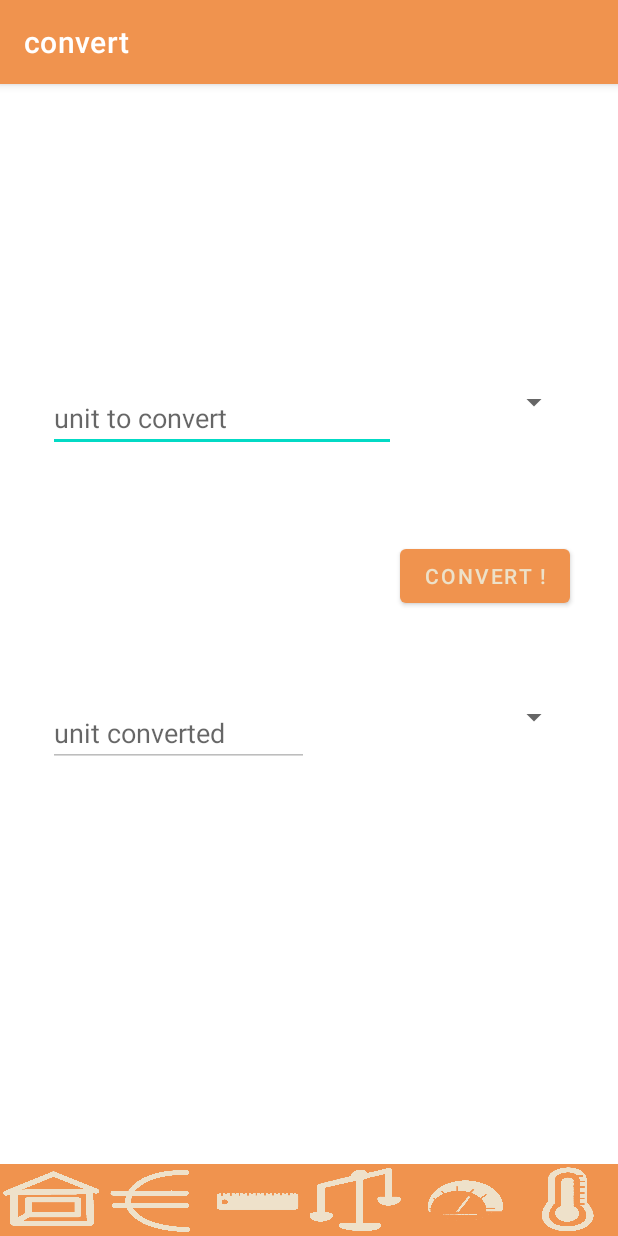
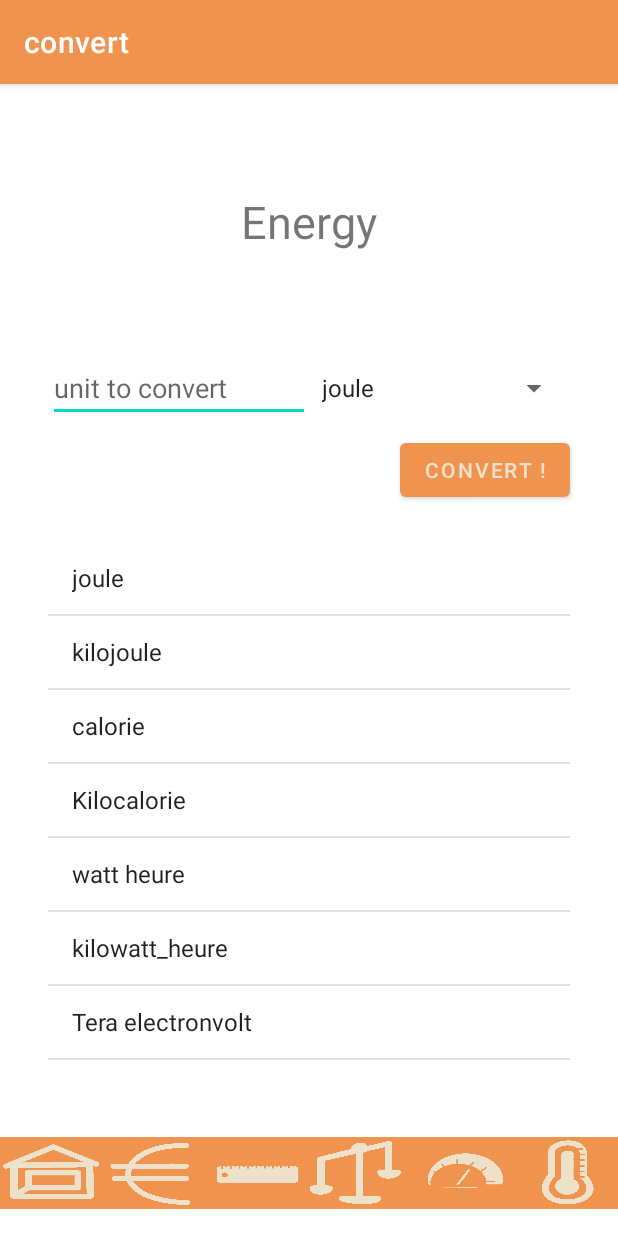
Before and after one commit to joebartym/converteur_prjct, an Android app: the Energy screen opened directly, with no data from a screen before it, on a phone screen of 412 x 824 dp. Run offline under Robolectric (Android 15) with nearby library versions, the phone set to English and light mode, and no system bars.

Commit message:
Add files via upload

```diff
--- a/convert/app/src/main/java/com/example/convert/convert_activities/Angle.java
+++ b/convert/app/src/main/java/com/example/convert/convert_activities/Angle.java
@@ -12,6 +12,7 @@ import android.widget.Button;
 import android.widget.EditText;
 import android.widget.ListView;
 import android.widget.Spinner;
+import android.widget.Toast;
 
 import com.example.convert.R;
 
@@ -40,6 +41,7 @@ public class Angle extends AppCompatActivity implements AdapterView.OnItemSelect
         ArrayAdapter<CharSequence> adapter = ArrayAdapter.createFromResource(this,R.array.angle_spinner, android.R.layout.simple_spinner_item);
         adapter.setDropDownViewResource(android.R.layout.simple_spinner_dropdown_item);
         angle_spn.setAdapter(adapter);
+        angle_spn.setOnItemSelectedListener(this);
         spinner_values = angular_mil;
 
 // BUTTON
@@ -138,7 +140,6 @@ public class Angle extends AppCompatActivity implements AdapterView.OnItemSelect
     @Override
     public void onItemSelected(AdapterView<?> parent, View view, int position, long id) {
         spinner_values = parent.getItemAtPosition(position).toString();
-        ;
     }
 
     @Override
--- a/convert/app/src/main/java/com/example/convert/convert_activities/Energy.java
+++ b/convert/app/src/main/java/com/example/convert/convert_activities/Energy.java
@@ -4,17 +4,105 @@ import androidx.appcompat.app.AppCompatActivity;
 
 import android.content.Intent;
 import android.os.Bundle;
+import android.view.View;
+import android.widget.AdapterView;
+import android.widget.ArrayAdapter;
 import android.widget.Button;
+import android.widget.EditText;
+import android.widget.ListView;
+import android.widget.Spinner;
 
-import com.example.convert.MainActivity;
 import com.example.convert.R;
 
-public class Energy extends AppCompatActivity {
-
+public class Energy extends AppCompatActivity implements AdapterView.OnItemSelectedListener{
+    String spinner_values;
     @Override
     protected void onCreate(Bundle savedInstanceState) {
         super.onCreate(savedInstanceState);
         setContentView(R.layout.activity_energy);
+        Z_elem_list_creator elem = new Z_elem_list_creator();
+
+        final ArrayAdapter<String> main_menu_list = new ArrayAdapter<>(this, android.R.layout.simple_list_item_1, android.R.id.text1);
+        String joule = getString(R.string.joule);
+        String kilojoule = getString(R.string.kilojoule);
+        String calorie = getString(R.string.calorie);
+        String kilocalorie = getString(R.string.Kilocalorie);
+        String watt_heure = getString(R.string.watt_heure);
+        String kilowatt_heure = getString(R.string.kilowatt_heure);
+        String electronvolt = getString(R.string.electronvolt);
+
+        main_menu_list.addAll(joule,kilojoule,calorie,kilocalorie,watt_heure,kilowatt_heure,electronvolt);
+        ListView listView = findViewById(R.id.list_angle);
+        listView.setAdapter(main_menu_list);
+
+
+
+        // SPINNER
+        Spinner ener_spn = findViewById(R.id.ener_unit_1);
+        ArrayAdapter<CharSequence> adapter = ArrayAdapter.createFromResource(this,R.array.ener_spinner, android.R.layout.simple_spinner_item);
+        adapter.setDropDownViewResource(android.R.layout.simple_spinner_dropdown_item);
+        ener_spn.setAdapter(adapter);
+        ener_spn.setOnItemSelectedListener(this);
+        spinner_values = joule;
+
+// BUTTON
+
+        EditText nb_to_convert = findViewById(R.id.ener_input);
+
+        Button convert_btn = findViewById(R.id.conv_ener_btn);
+        convert_btn.setOnClickListener((v) -> {
+            Double my_unit = 0.0;
+            String tmp_kilojoule,tmp_joule,tmp_electronvolt,tmp_calorie,tmp_kilocalorie,tmp_kilowatt_heure,tmp_watt_heure; Double tmp_nb;
+            try {
+                tmp_nb = Double.parseDouble(nb_to_convert.getText().toString());
+            }catch (Exception e){
+                tmp_nb = 0.0;
+            }
+
+
+            // first step, all convert to one unit : the joule
+            if (spinner_values.equals(getString(R.string.kilojoule))){
+                my_unit = tmp_nb * 1000;
+            }else if (spinner_values.equals( getString(R.string.calorie))){
+                my_unit = tmp_nb * 4.184;
+            }else if (spinner_values.equals( getString(R.string.Kilocalorie))){
+                my_unit = tmp_nb  * 4184;
+            }else if (spinner_values.equals(getString(R.string.kilowatt_heure))){
+                my_unit = tmp_nb * 3600 * 1000;
+            }else if (spinner_values.equals(getString(R.string.watt_heure))){
+                my_unit = tmp_nb * 3600;
+            }else if (spinner_values.equals(getString(R.string.electronvolt))){
+                my_unit = tmp_nb /( 1000000 *6.2415) ;
+            }else if (spinner_values.equals(getString(R.string.joule))){
+                my_unit = tmp_nb;
+            }
+
+
+
+            //second step : translation of all unit create all element
+            tmp_kilojoule = elem.getElem(my_unit /1000,getString(R.string.kilojoule),getString(R.string.smb_kilojoule));
+            tmp_joule = elem.getElem(my_unit* 1,getString(R.string.joule),getString(R.string.smb_joule));
+            tmp_calorie = elem.getElem(my_unit /4.814,getString(R.string.calorie),getString(R.string.smb_calorie));
+            tmp_kilocalorie = elem.getElem(my_unit / 4814,getString(R.string.Kilocalorie),getString(R.string.smb_Kilocalorie));
+            tmp_electronvolt= elem.getElem(my_unit * (6.2415063094* 1000000),getString(R.string.electronvolt),getString(R.string.smb_electronvolt));
+            tmp_watt_heure = elem.getElem(my_unit / 3600,getString(R.string.watt_heure),getString(R.string.smb_watt_heure));
+            tmp_kilowatt_heure = elem.getElem(my_unit / (3600 * 1000),getString(R.string.kilowatt_heure),getString(R.string.smb_kilowatt_heure));
+
+            //reset view with new elem
+
+            main_menu_list.clear();
+            main_menu_list.addAll(tmp_joule,tmp_kilojoule,tmp_calorie,tmp_kilocalorie,tmp_watt_heure,tmp_kilowatt_heure,tmp_electronvolt);
+            listView.setAdapter(main_menu_list);
+        });
+
+
+
+
+
+
+
+
+
 
 
         // ALL BOTTOM BUTTON LINK
@@ -63,4 +151,16 @@ public class Energy extends AppCompatActivity {
             startActivity(intent);
         });
     }
+
+
+
+    @Override
+    public void onItemSelected(AdapterView<?> parent, View view, int position, long id) {
+        spinner_values = parent.getItemAtPosition(position).toString();
+    }
+
+    @Override
+    public void onNothingSelected(AdapterView<?> parent) {
+
+    }
 }
--- a/convert/app/src/main/res/layout/activity_energy.xml
+++ b/convert/app/src/main/res/layout/activity_energy.xml
@@ -6,16 +6,27 @@
     android:layout_height="match_parent"
     tools:context=".convert_activities.Energy">
 
+    <Button
+        android:id="@+id/conv_ener_btn"
+        android:layout_width="wrap_content"
+        android:layout_height="wrap_content"
+        android:layout_marginTop="8dp"
+        android:text="@string/convert_btn"
+        app:layout_constraintEnd_toEndOf="@+id/layout_u1"
+        app:layout_constraintTop_toBottomOf="@+id/layout_u1" />
+
     <LinearLayout
         android:id="@+id/bottom_button"
         android:layout_width="wrap_content"
         android:layout_height="wrap_content"
+        android:layout_marginTop="378dp"
         android:background="@color/orange_1"
         android:orientation="horizontal"
         android:visibility="visible"
         app:layout_constraintBottom_toBottomOf="parent"
         app:layout_constraintEnd_toEndOf="parent"
-        app:layout_constraintStart_toStartOf="parent">
+        app:layout_constraintStart_toStartOf="parent"
+        app:layout_constraintTop_toTopOf="@+id/list_angle">
 
         <Button
             android:id="@+id/home_btn"
@@ -79,7 +90,7 @@
         android:layout_height="wrap_content"
         android:layout_marginStart="32dp"
         android:layout_marginLeft="32dp"
-        android:layout_marginTop="200dp"
+        android:layout_marginTop="180dp"
         android:layout_marginEnd="32dp"
         android:layout_marginRight="32dp"
         android:orientation="horizontal"
@@ -88,68 +99,46 @@
         app:layout_constraintTop_toTopOf="parent">
 
         <EditText
-            android:id="@+id/angle_input"
-            android:layout_width="match_parent"
+            android:id="@+id/ener_input"
+            android:layout_width="262dp"
             android:layout_height="wrap_content"
             android:layout_weight="1"
             android:autofillHints=""
             android:ems="10"
             android:enabled="true"
             android:hint="@string/unit_1"
-            android:inputType="numberSigned" />
+            android:inputType="numberDecimal" />
 
         <Spinner
             android:id="@+id/ener_unit_1"
             android:layout_width="match_parent"
-            android:layout_height="wrap_content"
+            android:layout_height="match_parent"
             android:layout_weight="2" />
-
     </LinearLayout>
 
-    <LinearLayout
-        android:id="@+id/layout_u2"
+    <TextView
+        android:id="@+id/textview_ener"
+        android:layout_width="wrap_content"
+        android:layout_height="wrap_content"
+        android:layout_marginTop="71dp"
+        android:text="@string/energy"
+        android:textSize="30sp"
+        app:layout_constraintEnd_toEndOf="parent"
+        app:layout_constraintStart_toStartOf="parent"
+        app:layout_constraintTop_toTopOf="parent" />
+
+    <ListView
+        android:id="@+id/list_angle"
         android:layout_width="0dp"
-        android:layout_height="wrap_content"
+        android:layout_height="0dp"
         android:layout_marginStart="32dp"
         android:layout_marginLeft="32dp"
-        android:layout_marginTop="150dp"
+        android:layout_marginTop="80dp"
         android:layout_marginEnd="32dp"
         android:layout_marginRight="32dp"
-        android:layout_marginBottom="250dp"
-        android:layout_weight="1"
-        android:orientation="horizontal"
-        app:layout_constraintBottom_toTopOf="@+id/bottom_button"
+        android:layout_marginBottom="80dp"
+        app:layout_constraintBottom_toBottomOf="parent"
         app:layout_constraintEnd_toEndOf="parent"
         app:layout_constraintStart_toStartOf="parent"
-        app:layout_constraintTop_toBottomOf="@+id/layout_u1">
-
-        <EditText
-            android:id="@+id/text_unit_2"
-            android:layout_width="match_parent"
-            android:layout_height="wrap_content"
-            android:layout_weight="1"
-            android:ems="10"
-            android:enabled="false"
-            android:hint="@string/unit_2"
-            android:importantForAutofill="no"
-            android:inputType="numberSigned" />
-
-        <Spinner
-            android:id="@+id/ener_unit_2"
-            android:layout_width="match_parent"
-            android:layout_height="wrap_content"
-            android:layout_weight="1" />
-
-    </LinearLayout>
-
-    <Button
-        android:id="@+id/conv_e_btn"
-        android:layout_width="wrap_content"
-        android:layout_height="wrap_content"
-        android:layout_marginTop="8dp"
-        android:layout_marginBottom="8dp"
-        android:text="@string/convert_btn"
-        app:layout_constraintBottom_toTopOf="@+id/layout_u2"
-        app:layout_constraintEnd_toEndOf="@+id/layout_u1"
         app:layout_constraintTop_toBottomOf="@+id/layout_u1" />
 </androidx.constraintlayout.widget.ConstraintLayout>
--- a/convert/app/src/main/res/values/strings.xml
+++ b/convert/app/src/main/res/values/strings.xml
@@ -47,4 +47,115 @@
         <item>gradian</item>
     </string-array>
 
+
+    /*energy*/
+
+    <string name="joule">joule</string>
+    <string name="kilojoule">kilojoule</string>
+    <string name="calorie">calorie</string>
+    <string name="Kilocalorie">Kilocalorie</string>
+    <string name="watt_heure">watt heure</string>
+    <string name="kilowatt_heure">kilowatt_heure</string>
+    <string name="electronvolt">Tera electronvolt</string>
+
+
+    <string name="smb_joule" translatable="false">J</string>
+    <string name="smb_kilojoule" translatable="false">kJ</string>
+    <string name="smb_calorie" translatable="false">C</string>
+    <string name="smb_Kilocalorie" translatable="false">kC</string>
+    <string name="smb_watt_heure" translatable="false">w/h</string>
+    <string name="smb_kilowatt_heure" translatable="false">kW/h</string>
+    <string name="smb_electronvolt" translatable="false">TeV</string>
+
+
+
+    <string-array name="ener_spinner">
+        <item>joule</item>
+        <item>kilojoule</item>
+        <item>calorie</item>
+        <item>Kilocalorie</item>
+        <item>watt_heure</item>
+        <item>kilowatt_heure</item>
+        <item>Tera electronvolt</item>
+    </string-array>
+
+
+    /* LENGTH*/
+
+    <string name="nanométre">nanométre</string>
+    <string name="micrométre">micrométre</string>
+    <string name="millimétre">millimétre</string>
+    <string name="centimétre">centimétre</string>
+    <string name="décimétre">décimétre</string>
+    <string name="métre">métre</string>
+    <string name="décamétre">décamétre</string>
+    <string name="hectométre">hectométre</string>
+    <string name="kilométre">kilométre</string>
+    <string name="miles">miles</string>
+    <string name="yard">yard</string>
+    <string name="pied">pied</string>
+    <string name="pouce">pouce</string>
+    <string name="mile_marin">mile_marin</string>
+
+
+
+    <string name="smb_nanométre" translatable="false">nm</string>
+    <string name="smb_micrométre" translatable="false">µm</string>
+    <string name="smb_millimétre" translatable="false">mm</string>
+    <string name="smb_centimétre" translatable="false">cm</string>
+    <string name="smb_décimétre" translatable="false">dm</string>
+    <string name="smb_métre" translatable="false">m</string>
+    <string name="smb_décamétre" translatable="false">dam</string>
+    <string name="smb_hectométre" translatable="false">hm</string>
+    <string name="smb_kilométre" translatable="false">km</string>
+    <string name="smb_miles" translatable="false">mi</string>
+    <string name="smb_yard" translatable="false">yd</string>
+    <string name="smb_pied" translatable="false">\'</string>
+    <string name="smb_pouce" translatable="false">"</string>
+    <string name="smb_mile_marin" translatable="false">NM</string>
+
+
+
+    <string-array name="length_spinner">
+        <item>joule</item>
+        <item>kilojoule</item>
+        <item>calorie</item>
+        <item>Kilocalorie</item>
+        <item>watt_heure</item>
+        <item>kilowatt_heure</item>
+        <item>tera electronvolt</item>
+    </string-array>
+
+/* TIME */
+
+
+    <string name="minute">minute</string>
+    <string name="heure">heure</string>
+    <string name="jour">jour</string>
+    <string name="seconde">seconde</string>
+    <string name="annee">année</string>
+    <string name="microseconde">microseconde</string>
+
+
+    <string name="smb_minute" translatable="false">m</string>
+    <string name="smb_heure" translatable="false">h</string>
+    <string name="smb_jour" translatable="false">j</string>
+    <string name="smb_seconde" translatable="false">s</string>
+    <string name="smb_annee" translatable="false"> </string>
+    <string name="smb_microseconde" translatable="false">µs</string>
+
+
+
+    <string-array name="time_spinner">
+        <item>minute</item>
+        <item>heure</item>
+        <item>jour</item>
+        <item>seconde</item>
+        <item>année</item>
+        <item>>microseconde</item>
+    </string-array>
+
+    /*VOLUME */
+
+
 </resources>
```
Also changed, not shown: 2 other files.
